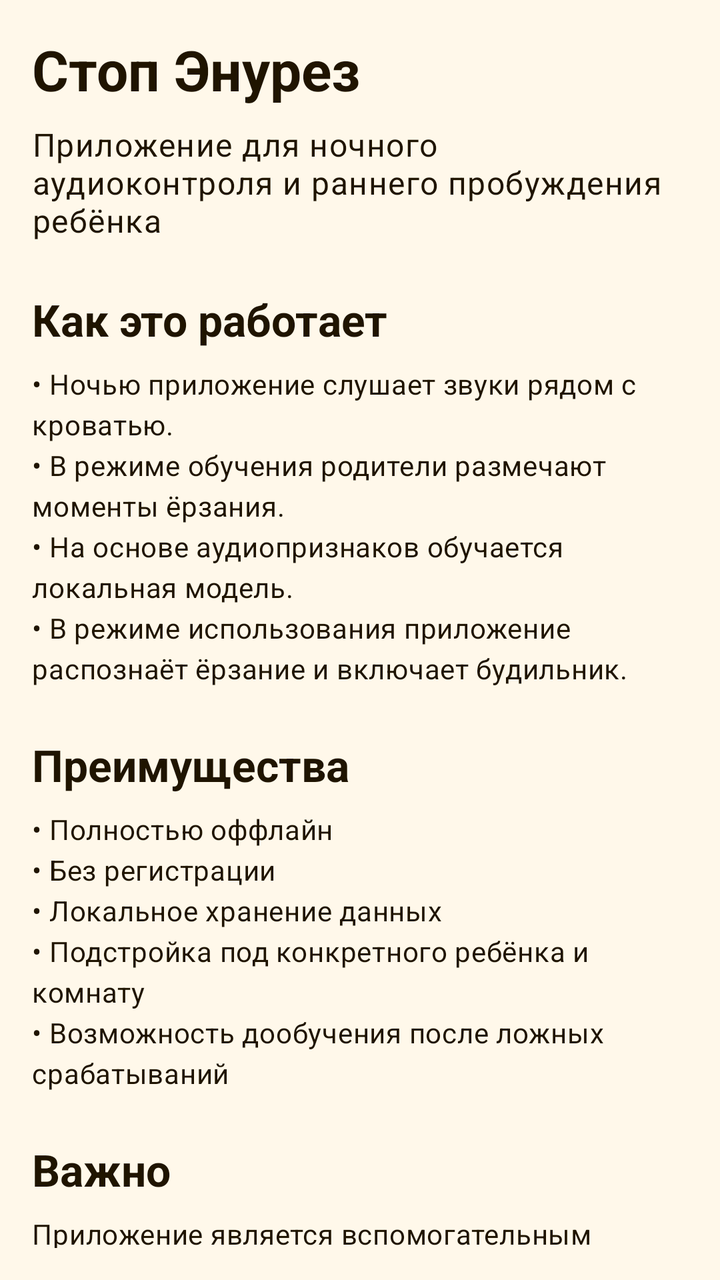
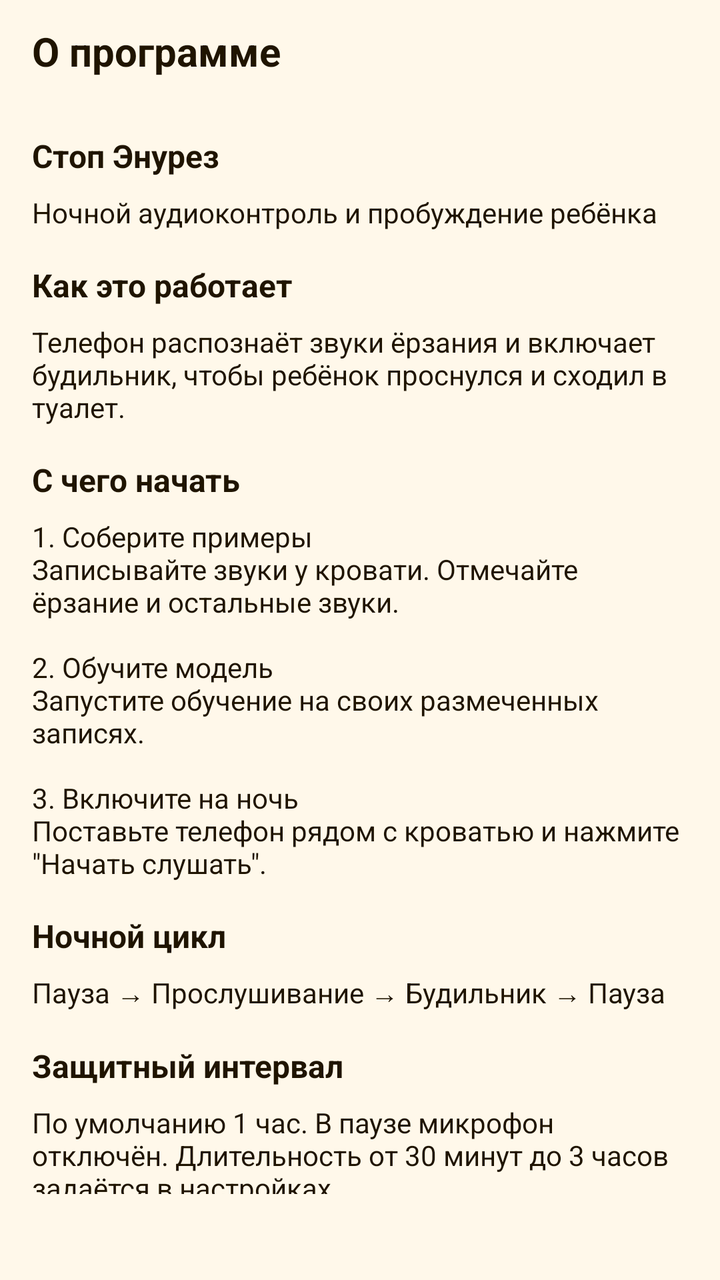

Compare the two renders of this Android layout. The source of the first and the diff that turns it into the second are given below.
<!-- AndroidManifest.xml: application theme Theme.StopEnuresis -->
<!-- res/layout/fragment_about.xml -->
<?xml version="1.0" encoding="utf-8"?>
<androidx.core.widget.NestedScrollView xmlns:android="http://schemas.android.com/apk/res/android"
    xmlns:tools="http://schemas.android.com/tools"
    android:layout_width="match_parent"
    android:layout_height="match_parent"
    android:fillViewport="true"
    android:padding="16dp"
    tools:context=".ui.about.AboutFragment">

    <LinearLayout
        android:layout_width="match_parent"
        android:layout_height="wrap_content"
        android:orientation="vertical">

        <TextView
            android:id="@+id/tvAboutTitle"
            android:layout_width="match_parent"
            android:layout_height="wrap_content"
            android:text="Стоп Энурез"
            android:textAppearance="?attr/textAppearanceHeadlineMedium"
            android:textStyle="bold" />

        <TextView
            android:id="@+id/tvAboutSubtitle"
            android:layout_width="match_parent"
            android:layout_height="wrap_content"
            android:layout_marginTop="8dp"
            android:text="Приложение для ночного аудиоконтроля и раннего пробуждения ребёнка"
            android:textAppearance="?attr/textAppearanceBodyLarge" />

        <TextView
            android:id="@+id/tvHowItWorksHeader"
            android:layout_width="match_parent"
            android:layout_height="wrap_content"
            android:layout_marginTop="24dp"
            android:text="Как это работает"
            android:textAppearance="?attr/textAppearanceTitleLarge"
            android:textStyle="bold" />

        <TextView
            android:id="@+id/tvHowItWorks"
            android:layout_width="match_parent"
            android:layout_height="wrap_content"
            android:layout_marginTop="8dp"
            android:lineSpacingExtra="4dp"
            android:text="• Ночью приложение слушает звуки рядом с кроватью.\n• В режиме обучения родители размечают моменты ёрзания.\n• На основе аудиопризнаков обучается локальная модель.\n• В режиме использования приложение распознаёт ёрзание и включает будильник."
            android:textAppearance="?attr/textAppearanceBodyMedium" />

        <TextView
            android:id="@+id/tvAdvantagesHeader"
            android:layout_width="match_parent"
            android:layout_height="wrap_content"
            android:layout_marginTop="24dp"
            android:text="Преимущества"
            android:textAppearance="?attr/textAppearanceTitleLarge"
            android:textStyle="bold" />

        <TextView
            android:id="@+id/tvAdvantages"
            android:layout_width="match_parent"
            android:layout_height="wrap_content"
            android:layout_marginTop="8dp"
            android:lineSpacingExtra="4dp"
            android:text="• Полностью оффлайн\n• Без регистрации\n• Локальное хранение данных\n• Подстройка под конкретного ребёнка и комнату\n• Возможность дообучения после ложных срабатываний"
            android:textAppearance="?attr/textAppearanceBodyMedium" />

        <TextView
            android:id="@+id/tvReminderHeader"
            android:layout_width="match_parent"
            android:layout_height="wrap_content"
            android:layout_marginTop="24dp"
            android:text="Важно"
            android:textAppearance="?attr/textAppearanceTitleLarge"
            android:textStyle="bold" />

        <TextView
            android:id="@+id/tvReminder"
            android:layout_width="match_parent"
            android:layout_height="wrap_content"
            android:layout_marginTop="8dp"
            android:text="Приложение является вспомогательным инструментом и не заменяет консультацию специалиста."
            android:textAppearance="?attr/textAppearanceBodyMedium" />

    </LinearLayout>
</androidx.core.widget.NestedScrollView>
<!-- resources referenced by this layout -->
<resources>
  <color name="brand_orange">#FEA707</color>
  <color name="brand_on_orange">#FF1F1400</color>
  <color name="brand_orange_light">#FFF2CC</color>
  <color name="brand_orange_dark">#B86F00</color>
  <color name="white">#FFFFFFFF</color>
  <style name="QuietButton" parent="Widget.Material3.Button"><item name="cornerRadius">12dp</item><item name="android:textSize">14sp</item></style>
  <color name="brand_surface">#FFF8EA</color>
  <color name="ui_text">#1F1400</color>
  <color name="ui_secondary">#674718</color>
  <color name="brand_surface_variant">#FFF2DF</color>
  <color name="brand_outline">#FFD8A94A</color>
  <!-- unchanged entries left out for length: 1 -->
</resources>

<!-- the commit's change to res/layout/fragment_about.xml (unified diff, before → after) -->
@@ -1,85 +1,110 @@
-<?xml version="1.0" encoding="utf-8"?>
-<androidx.core.widget.NestedScrollView xmlns:android="http://schemas.android.com/apk/res/android"
-    xmlns:tools="http://schemas.android.com/tools"
+<?xml version='1.0' encoding='utf-8'?>
+<LinearLayout
+    xmlns:android="http://schemas.android.com/apk/res/android"
     android:layout_width="match_parent"
     android:layout_height="match_parent"
-    android:fillViewport="true"
-    android:padding="16dp"
-    tools:context=".ui.about.AboutFragment">
-
-    <LinearLayout
-        android:layout_width="match_parent"
-        android:layout_height="wrap_content"
-        android:orientation="vertical">
-
-        <TextView
-            android:id="@+id/tvAboutTitle"
-            android:layout_width="match_parent"
-            android:layout_height="wrap_content"
-            android:text="Стоп Энурез"
-            android:textAppearance="?attr/textAppearanceHeadlineMedium"
-            android:textStyle="bold" />
-
-        <TextView
-            android:id="@+id/tvAboutSubtitle"
-            android:layout_width="match_parent"
-            android:layout_height="wrap_content"
-            android:layout_marginTop="8dp"
-            android:text="Приложение для ночного аудиоконтроля и раннего пробуждения ребёнка"
-            android:textAppearance="?attr/textAppearanceBodyLarge" />
-
-        <TextView
-            android:id="@+id/tvHowItWorksHeader"
-            android:layout_width="match_parent"
-            android:layout_height="wrap_content"
-            android:layout_marginTop="24dp"
-            android:text="Как это работает"
-            android:textAppearance="?attr/textAppearanceTitleLarge"
-            android:textStyle="bold" />
-
-        <TextView
-            android:id="@+id/tvHowItWorks"
-            android:layout_width="match_parent"
-            android:layout_height="wrap_content"
-            android:layout_marginTop="8dp"
-            android:lineSpacingExtra="4dp"
-            android:text="• Ночью приложение слушает звуки рядом с кроватью.\n• В режиме обучения родители размечают моменты ёрзания.\n• На основе аудиопризнаков обучается локальная модель.\n• В режиме использования приложение распознаёт ёрзание и включает будильник."
-            android:textAppearance="?attr/textAppearanceBodyMedium" />
-
-        <TextView
-            android:id="@+id/tvAdvantagesHeader"
-            android:layout_width="match_parent"
-            android:layout_height="wrap_content"
-            android:layout_marginTop="24dp"
-            android:text="Преимущества"
-            android:textAppearance="?attr/textAppearanceTitleLarge"
-            android:textStyle="bold" />
-
-        <TextView
-            android:id="@+id/tvAdvantages"
-            android:layout_width="match_parent"
-            android:layout_height="wrap_content"
-            android:layout_marginTop="8dp"
-            android:lineSpacingExtra="4dp"
-            android:text="• Полностью оффлайн\n• Без регистрации\n• Локальное хранение данных\n• Подстройка под конкретного ребёнка и комнату\n• Возможность дообучения после ложных срабатываний"
-            android:textAppearance="?attr/textAppearanceBodyMedium" />
-
-        <TextView
-            android:id="@+id/tvReminderHeader"
-            android:layout_width="match_parent"
-            android:layout_height="wrap_content"
-            android:layout_marginTop="24dp"
-            android:text="Важно"
-            android:textAppearance="?attr/textAppearanceTitleLarge"
-            android:textStyle="bold" />
-
-        <TextView
-            android:id="@+id/tvReminder"
-            android:layout_width="match_parent"
-            android:layout_height="wrap_content"
-            android:layout_marginTop="8dp"
-            android:text="Приложение является вспомогательным инструментом и не заменяет консультацию специалиста."
-            android:textAppearance="?attr/textAppearanceBodyMedium" />
-
-    </LinearLayout>
-</androidx.core.widget.NestedScrollView>
+    android:orientation="vertical"
+    android:paddingHorizontal="16dp"
+    android:paddingBottom="8dp">
+    <androidx.core.widget.NestedScrollView
+    android:layout_width="match_parent"
+    android:layout_height="0dp"
+    android:layout_weight="1"
+    android:fillViewport="true">
+        <LinearLayout
+    android:layout_width="match_parent"
+    android:layout_height="wrap_content"
+    android:orientation="vertical">
+            <TextView
+    android:id="@+id/aboutTitle"
+    style="@style/QuietTitle"
+    android:layout_width="match_parent"
+    android:layout_height="wrap_content"
+    android:text="@string/quiet_aboutTitle" />
+            <TextView
+    android:id="@+id/brandHeading"
+    style="@style/QuietHeading"
+    android:layout_width="match_parent"
+    android:layout_height="wrap_content"
+    android:text="@string/quiet_brandHeading" />
+            <TextView
+    android:id="@+id/brandBody"
+    style="@style/QuietBody"
+    android:layout_width="match_parent"
+    android:layout_height="wrap_content"
+    android:text="@string/quiet_brandBody" />
+            <TextView
+    android:id="@+id/howHeading"
+    style="@style/QuietHeading"
+    android:layout_width="match_parent"
+    android:layout_height="wrap_content"
+    android:text="@string/quiet_howHeading" />
+            <TextView
+    android:id="@+id/howBody"
+    style="@style/QuietBody"
+    android:layout_width="match_parent"
+    android:layout_height="wrap_content"
+    android:text="@string/quiet_howBody" />
+            <TextView
+    android:id="@+id/stepsHeading"
+    style="@style/QuietHeading"
+    android:layout_width="match_parent"
+    android:layout_height="wrap_content"
+    android:text="@string/quiet_stepsHeading" />
+            <TextView
+    android:id="@+id/stepsBody"
+    style="@style/QuietBody"
+    android:layout_width="match_parent"
+    android:layout_height="wrap_content"
+    android:text="@string/quiet_stepsBody" />
+            <TextView
+    android:id="@+id/cycleHeading"
+    style="@style/QuietHeading"
+    android:layout_width="match_parent"
+    android:layout_height="wrap_content"
+    android:text="@string/quiet_cycleHeading" />
+            <TextView
+    android:id="@+id/cycleBody"
+    style="@style/QuietBody"
+    android:layout_width="match_parent"
+    android:layout_height="wrap_content"
+    android:text="@string/quiet_cycleBody" />
+            <TextView
+    android:id="@+id/intervalHeading"
+    style="@style/QuietHeading"
+    android:layout_width="match_parent"
+    android:layout_height="wrap_content"
+    android:text="@string/quiet_intervalHeading" />
+            <TextView
+    android:id="@+id/intervalBody"
+    style="@style/QuietBody"
+    android:layout_width="match_parent"
+    android:layout_height="wrap_content"
+    android:text="@string/quiet_intervalBody" />
+            <TextView
+    android:id="@+id/privacyHeading"
+    style="@style/QuietHeading"
+    android:layout_width="match_parent"
+    android:layout_height="wrap_content"
+    android:text="@string/quiet_privacyHeading" />
+            <TextView
+    android:id="@+id/privacyBody"
+    style="@style/QuietBody"
+    android:layout_width="match_parent"
+    android:layout_height="wrap_content"
+    android:text="@string/quiet_privacyBody" />
+            <TextView
+    android:id="@+id/noteHeading"
+    style="@style/QuietHeading"
+    android:layout_width="match_parent"
+    android:layout_height="wrap_content"
+    android:text="@string/quiet_noteHeading" />
+            <TextView
+    android:id="@+id/noteBody"
+    style="@style/QuietBody"
+    android:layout_width="match_parent"
+    android:layout_height="wrap_content"
+    android:text="@string/quiet_noteBody" />
+        </LinearLayout>
+    </androidx.core.widget.NestedScrollView>
+<TextView android:id="@+id/aboutVersion" style="@style/QuietBody" android:layout_width="match_parent" android:layout_height="wrap_content" android:paddingTop="16dp"/></LinearLayout>
<!-- resource entries referenced after the edit -->
@@ -1,5 +1,23 @@
 <!-- resources referenced by this layout -->
 <resources>
+  <string name="quiet_aboutTitle">О программе</string>
+  <string name="quiet_brandBody">Ночной аудиоконтроль и пробуждение ребёнка</string>
+  <string name="quiet_brandHeading">Стоп Энурез</string>
+  <string name="quiet_cycleBody">Пауза → Прослушивание → Будильник → Пауза</string>
+  <string name="quiet_cycleHeading">Ночной цикл</string>
+  <string name="quiet_howBody">Телефон распознаёт звуки ёрзания и включает будильник, чтобы ребёнок проснулся и сходил в туалет.</string>
+  <string name="quiet_howHeading">Как это работает</string>
+  <string name="quiet_intervalBody">По умолчанию 1 час. В паузе микрофон отключён. Длительность от 30 минут до 3 часов задаётся в настройках.</string>
+  <string name="quiet_intervalHeading">Защитный интервал</string>
+  <string name="quiet_noteBody">Вспомогательный инструмент. Не заменяет консультацию специалиста.</string>
+  <string name="quiet_noteHeading">Важно</string>
+  <string name="quiet_privacyBody">Без регистрации и интернета. Записи и модель хранятся на телефоне.</string>
+  <string name="quiet_privacyHeading">Ваши данные</string>
+  <string name="quiet_stepsBody">1. Соберите примеры\nЗаписывайте звуки у кровати. Отмечайте ёрзание и остальные звуки.\n\n2. Обучите модель\nЗапустите обучение на своих размеченных записях.\n\n3. Включите на ночь\nПоставьте телефон рядом с кроватью и нажмите \"Начать слушать\".</string>
+  <string name="quiet_stepsHeading">С чего начать</string>
+  <style name="QuietBody"><item name="android:textSize">14sp</item><item name="android:textColor">@color/ui_text</item></style>
+  <style name="QuietHeading" parent="QuietBody"><item name="android:textStyle">bold</item><item name="android:textSize">16sp</item><item name="android:layout_marginTop">16dp</item><item name="android:layout_marginBottom">8dp</item></style>
+  <style name="QuietTitle"><item name="android:textSize">20sp</item><item name="android:textStyle">bold</item><item name="android:textColor">@color/ui_text</item><item name="android:paddingTop">12dp</item><item name="android:paddingBottom">12dp</item></style>
   <color name="brand_orange">#FEA707</color>
   <color name="brand_on_orange">#FF1F1400</color>
   <color name="brand_orange_light">#FFF2CC</color>
